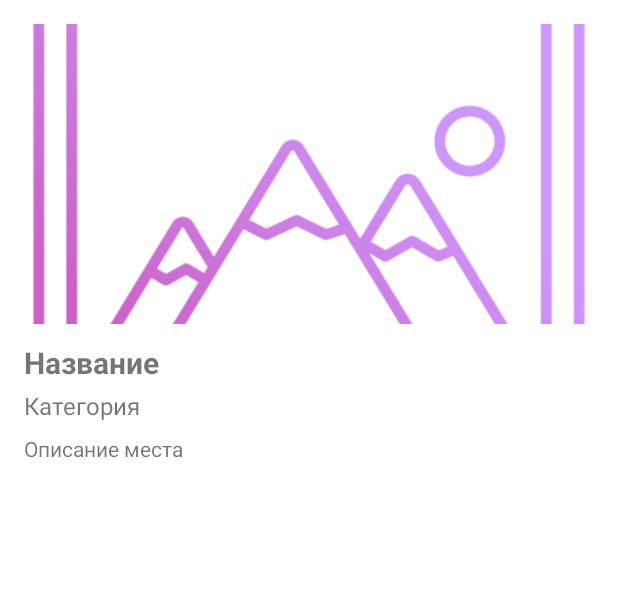
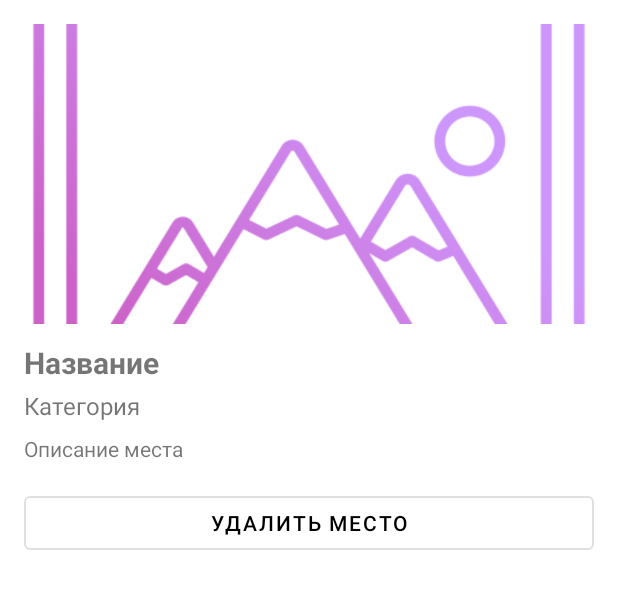
Before and after one commit to vadimkabeats/Tour, an Android app built with Jetpack Compose: the layout fragment_place_detail.xml on its own in the app's theme, with its tools: preview values and no code run, on a phone screen of 412 x 824 dp. Shown: the top 589 px of the screen. Run offline under Robolectric (Android 15) with nearby library versions, the phone set to English and light mode, and no system bars.

Commit message:
Добавил реализацию удаления места с обработчиком

```diff
--- a/app/src/main/res/layout/fragment_place_detail.xml
+++ b/app/src/main/res/layout/fragment_place_detail.xml
@@ -1,5 +1,6 @@
 <?xml version="1.0" encoding="utf-8"?>
 <ScrollView xmlns:android="http://schemas.android.com/apk/res/android"
+    xmlns:app="http://schemas.android.com/apk/res-auto"
     android:id="@+id/scroll_detail"
     android:layout_width="match_parent"
     android:layout_height="match_parent"
@@ -45,7 +46,16 @@
             android:layout_height="wrap_content"
             android:text="Описание места"
             android:layout_marginTop="8dp"/>
+        <!-- Кнопка удаления -->
+        <com.google.android.material.button.MaterialButton
+            android:id="@+id/btn_delete"
+            style="@style/Widget.MaterialComponents.Button.OutlinedButton"
+            android:layout_width="match_parent"
+            android:layout_height="wrap_content"
+            android:text="Удалить место"
+            android:layout_marginTop="16dp"
+            app:iconTint="@color/purple_200"
+            android:textColor="@color/black"/>
 
-        <!-- Здесь позже добавим кнопки действий (удалить, избранное, карта, вики) -->
     </LinearLayout>
 </ScrollView>
```
Also changed, not shown: app/src/main/java/com/example/tourguideplus/ui/main/PlaceDetailFragment.kt (+19 -7 lines).
